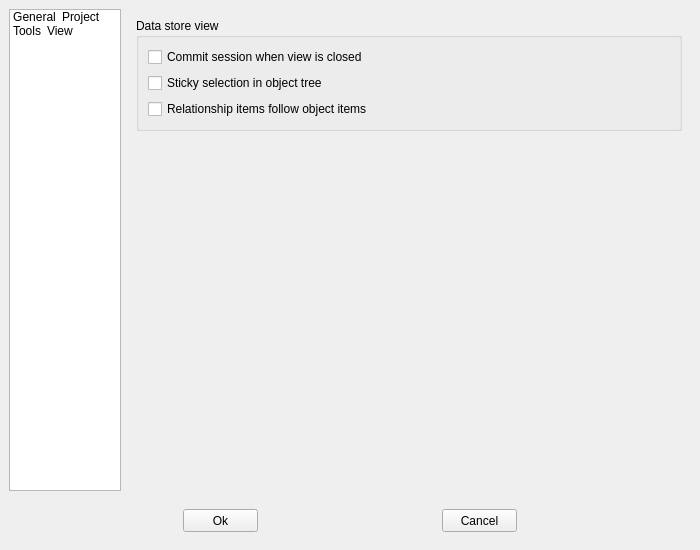
spine-tools/Spine-Toolbox, file spinetoolbox/ui/settings.ui: the form before one commit.
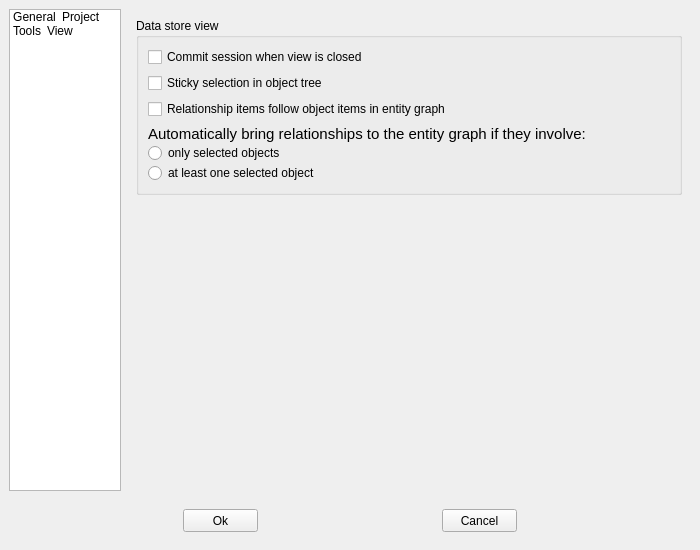
The form after the commit. Icons and pictures are not drawn.

Commit message:
Add setting to control which relationships are auto-added to the graph
Re #634

Diff of the .ui file:
```diff
--- a/spinetoolbox/ui/settings.ui
+++ b/spinetoolbox/ui/settings.ui
@@ -1042,10 +1042,43 @@
                <string>&lt;html&gt;&lt;head/&gt;&lt;body&gt;&lt;p&gt;When checked [default], moving Object items causes connected Relationship items to follow.&lt;/p&gt;&lt;/body&gt;&lt;/html&gt;</string>
               </property>
               <property name="text">
-               <string>Relationship items follow object items</string>
+               <string>Relationship items follow object items in entity graph</string>
               </property>
              </widget>
             </item>
+            <item>
+             <layout class="QVBoxLayout" name="verticalLayout">
+              <property name="spacing">
+               <number>0</number>
+              </property>
+              <item>
+               <widget class="QLabel" name="label_6">
+                <property name="font">
+                 <font>
+                  <pointsize>11</pointsize>
+                 </font>
+                </property>
+                <property name="text">
+                 <string>Automatically bring relationships to the entity graph if they involve:</string>
+                </property>
+               </widget>
+              </item>
+              <item>
+               <widget class="QRadioButton" name="radioButton_relationship_only_selected">
+                <property name="text">
+                 <string>only selected objects</string>
+                </property>
+               </widget>
+              </item>
+              <item>
+               <widget class="QRadioButton" name="radioButton_relationship_at_least_one_selected">
+                <property name="text">
+                 <string>at least one selected object</string>
+                </property>
+               </widget>
+              </item>
+             </layout>
+            </item>
            </layout>
           </widget>
          </item>
```
Left out of the diff: 37 changed lines with no effect on the pictures. The commit also changes 5 other files.
